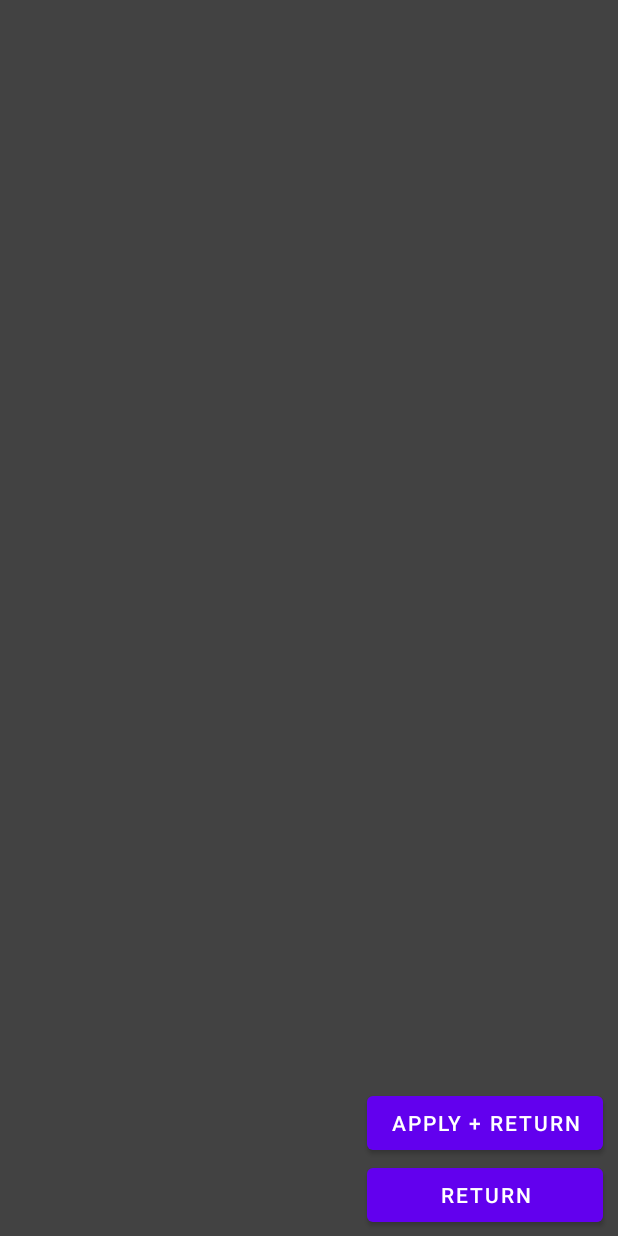
After one commit to CJtr2/SharpComissionCalc, an Android app: the ConfigMenu screen opened directly, with no data from a screen before it, on a phone screen of 412 x 824 dp. The commit adds this screen. Run offline under Robolectric (Android 15) with nearby library versions, the phone set to English and light mode, and no system bars.

Commit message:
-Initial Commit with config activity.

```diff
--- a/app/src/main/AndroidManifest.xml
+++ b/app/src/main/AndroidManifest.xml
@@ -10,9 +10,13 @@
         android:supportsRtl="true"
         android:theme="@style/Theme.ComissionCalc">
         <activity
+            android:name=".ConfigMenu"
+            android:exported="false" />
+        <activity
             android:name=".MainActivity"
             android:exported="true"
-            android:windowSoftInputMode="adjustPan"> >
+            android:windowSoftInputMode="adjustPan">
+            >
             <intent-filter>
                 <action android:name="android.intent.action.MAIN" />
 
--- /dev/null
+++ b/app/src/main/java/com/example/comissioncalc/ConfigMenu.java
@@ -0,0 +1,48 @@
+package com.example.comissioncalc;
+
+import androidx.appcompat.app.AppCompatActivity;
+
+import android.content.SharedPreferences;
+import android.os.Bundle;
+import android.view.View;
+import android.view.inputmethod.InputMethodManager;
+import android.widget.Button;
+
+public class ConfigMenu extends AppCompatActivity {
+
+    public Button back;
+    public Button applyBack;
+
+    public SharedPreferences prefs;
+    public InputMethodManager imm;
+
+    @Override
+    protected void onCreate(Bundle savedInstanceState) {
+        super.onCreate(savedInstanceState);
+        setContentView(R.layout.activity_config_menu);
+
+        //activity declarations==============================
+        back = findViewById(R.id.BackBtn);
+        applyBack = findViewById(R.id.backApplyBtn);
+
+        //internal declarations==============================
+
+        //do stuff===========================================
+        back.setOnClickListener(view -> onBackPressed());
+        applyBack.setOnClickListener(view -> applyBack());
+    }
+
+    public void applyConfig(){
+
+    }
+
+    public void applyBack(){
+        applyConfig();
+        onBackPressed();
+    }
+
+    @Override
+    public void onBackPressed() {
+        super.onBackPressed();
+    }
+}
--- a/app/src/main/java/com/example/comissioncalc/MainActivity.java
+++ b/app/src/main/java/com/example/comissioncalc/MainActivity.java
@@ -7,6 +7,7 @@ import android.app.Activity;
 import android.content.ClipData;
 import android.content.ClipboardManager;
 import android.content.Context;
+import android.content.Intent;
 import android.content.res.Resources;
 import android.graphics.Color;
 import android.os.Bundle;
@@ -258,6 +259,8 @@ public class MainActivity extends AppCompatActivity {
                 return false;
             });
         }
+
+        config.setOnClickListener(view -> goToConfig());
 
         //TODO: Add some kind of undo feature on hitting back that undoes last actions done. Use queue for this?
     }
@@ -664,6 +667,19 @@ public class MainActivity extends AppCompatActivity {
         }
     }
 
+    @Override
+    public void onStart() {
+        super.onStart();
+        loadConfig();
+        //Toast.makeText(MainActivity.this, ("RETURNED TO MAIN!"), Toast.LENGTH_SHORT).show();
+    }
+
+    public void goToConfig(){
+        Intent intent = new Intent(this, ConfigMenu.class);
+        //intent.setFlags(Intent.FLAG_ACTIVITY_NEW_TASK | Intent.FLAG_ACTIVITY_CLEAR_TASK);
+        startActivity(intent);
+    }
+
     public void extraEdit(int id){
         if(readyToDelete && toEdit == id){
             extras.remove(toEdit);
@@ -692,4 +708,8 @@ public class MainActivity extends AppCompatActivity {
 
         updateExtrasList();
     }
+
+    public void loadConfig(){
+
+    }
 }
--- /dev/null
+++ b/app/src/main/res/layout/activity_config_menu.xml
@@ -0,0 +1,28 @@
+<?xml version="1.0" encoding="utf-8"?>
+<RelativeLayout xmlns:android="http://schemas.android.com/apk/res/android"
+    xmlns:app="http://schemas.android.com/apk/res-auto"
+    xmlns:tools="http://schemas.android.com/tools"
+    android:layout_width="match_parent"
+    android:layout_height="match_parent"
+    android:background="#424242"
+    tools:context=".ConfigMenu">
+
+    <Button
+        android:id="@+id/BackBtn"
+        android:layout_width="wrap_content"
+        android:layout_height="wrap_content"
+        android:layout_alignStart="@id/backApplyBtn"
+        android:layout_alignEnd="@id/backApplyBtn"
+        android:layout_alignParentBottom="true"
+        android:layout_marginBottom="3dp"
+        android:text="Return" />
+
+    <Button
+        android:id="@+id/backApplyBtn"
+        android:layout_width="wrap_content"
+        android:layout_height="wrap_content"
+        android:layout_above="@id/BackBtn"
+        android:layout_alignParentEnd="true"
+        android:layout_marginEnd="10dp"
+        android:text="Apply + Return" />
+</RelativeLayout>
```
